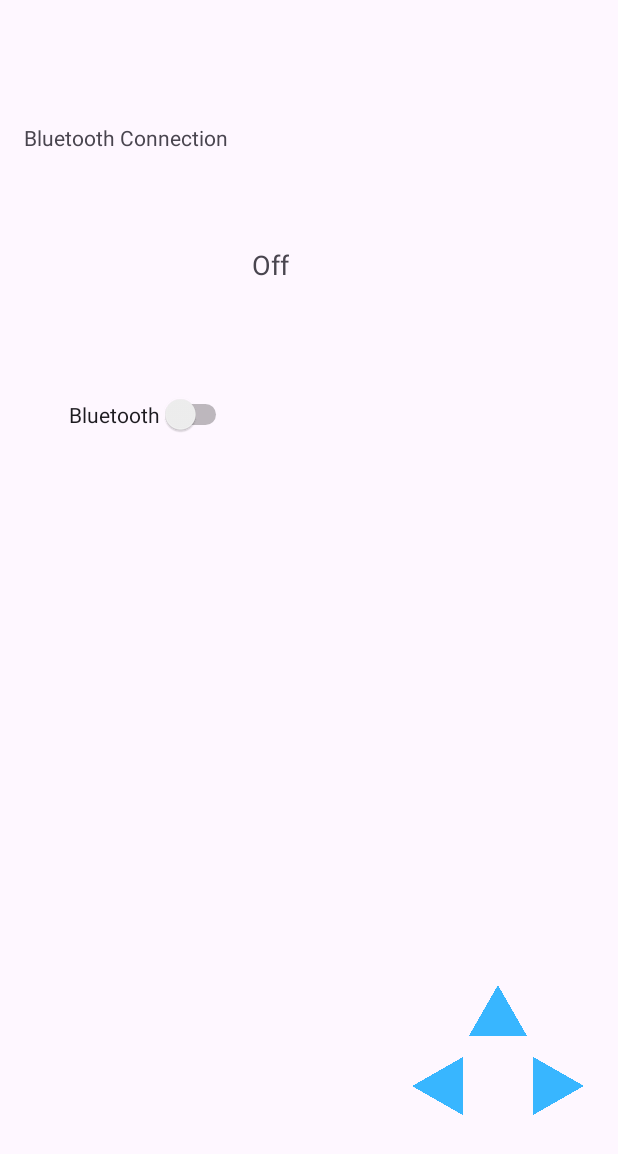
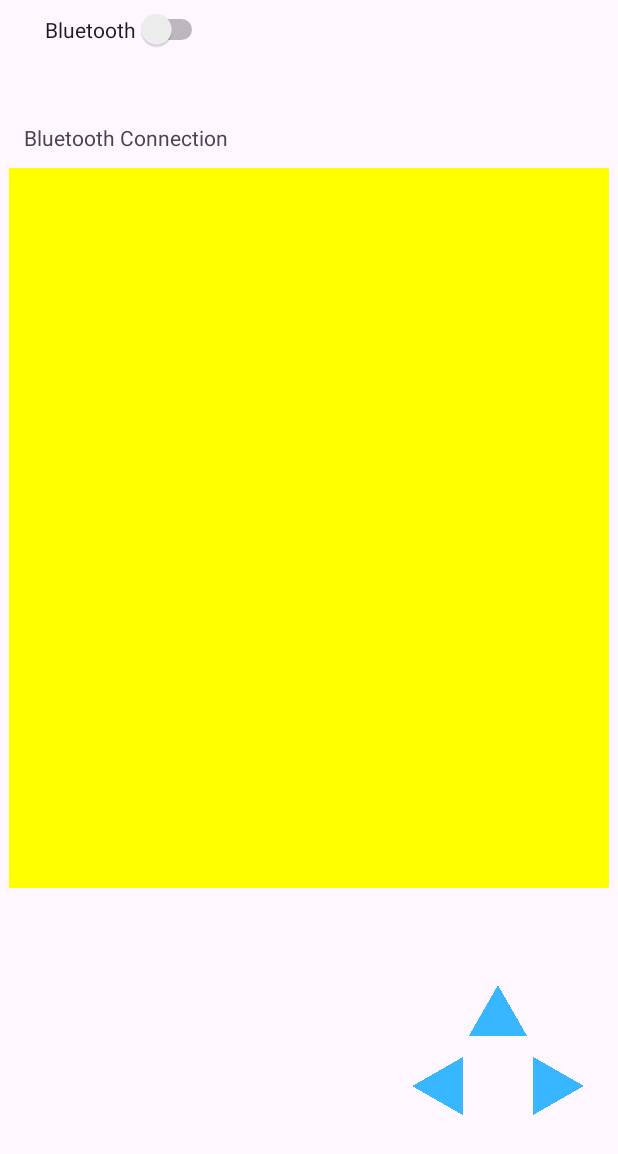
Before and after one commit to Arielace3/MDPProject, an Android app: the screen it shows after launch (BluetoothConnection before the commit, MainActivity after it), on a phone screen of 412 x 824 dp. Shown: the top 1154 px of the screen. Run offline under Robolectric (Android 15) with nearby library versions, the phone set to English and light mode, and no system bars.

Commit message:
initial Map class

```diff
--- a/app/src/main/java/com/example/mdpproject/BluetoothConnection.java
+++ b/app/src/main/java/com/example/mdpproject/BluetoothConnection.java
@@ -73,6 +73,12 @@ public class BluetoothConnection extends AppCompatActivity {
         Button btnONOFF = findViewById(R.id.btnONOFF);
         bluetoothStatus = findViewById(R.id.bluetoothStatus);
 
+        Map map = findViewById(R.id.map);
+
+        Intent intent = new Intent(this, MainActivity.class);
+        startActivity(intent);
+
+
         mBluetoothAdapter = BluetoothAdapter.getDefaultAdapter();
 
         // Register BroadcastReceiver
--- /dev/null
+++ b/app/src/main/java/com/example/mdpproject/Map.java
@@ -0,0 +1,48 @@
+package com.example.mdpproject;
+
+import android.content.Context;
+import android.graphics.Canvas;
+import android.graphics.Color;
+import android.graphics.Paint;
+import android.util.AttributeSet;
+import android.util.Log;
+import android.view.View;
+
+public class Map extends View {
+
+    private static final String TAG = "Map";
+    private Paint paint;
+
+    public Map(Context context, AttributeSet attrs) {
+        super(context, attrs);
+        init();
+    }
+
+    private void init() {
+        paint = new Paint();
+        paint.setColor(Color.RED); // Set paint color to red
+        paint.setStyle(Paint.Style.FILL); // Fill the shape
+    }
+
+    @Override
+    protected void onDraw(Canvas canvas) {
+        super.onDraw(canvas);
+
+        // Get the width and height of the view
+        int width = getWidth();
+        int height = getHeight();
+
+//         Log width and height (for debugging purposes)
+         Log.d(TAG, "Width: " + width + ", Height: " + height);
+
+        canvas.drawColor(Color.YELLOW);
+        // Draw a red rectangle that occupies a quarter of the view's width and height
+//        canvas.drawRect(
+//                width / 4, // left
+//                height / 4, // top
+//                (width / 4) * 3, // right
+//                (height / 4) * 3, // bottom
+//                paint
+//        );
+    }
+}
--- a/app/src/main/res/layout/activity_main.xml
+++ b/app/src/main/res/layout/activity_main.xml
@@ -37,8 +37,8 @@
         android:text="Bluetooth"
         app:layout_constraintStart_toStartOf="parent"
         app:layout_constraintTop_toBottomOf="@id/textView"
-        android:layout_marginStart="46dp"
-        android:layout_marginTop="161dp"/>
+        android:layout_marginStart="30dp"
+        android:layout_marginTop="-95dp"/>
 
     <ImageButton
         android:id="@+id/arrowForward"
@@ -95,7 +95,15 @@
         app:layout_constraintStart_toEndOf="@id/arrowForward"
         app:layout_constraintTop_toTopOf="@id/arrowForward" />
 
-
+    <com.example.mdpproject.Map
+        android:id="@+id/map"
+        android:layout_width="400dp"
+        android:layout_height="480dp"
+        android:layout_marginTop="-120dp"
+        app:layout_constraintTop_toTopOf="parent"
+        app:layout_constraintBottom_toBottomOf="parent"
+        app:layout_constraintStart_toStartOf="parent"
+        app:layout_constraintEnd_toEndOf="parent" />
 
 </androidx.constraintlayout.widget.ConstraintLayout>
 
```
